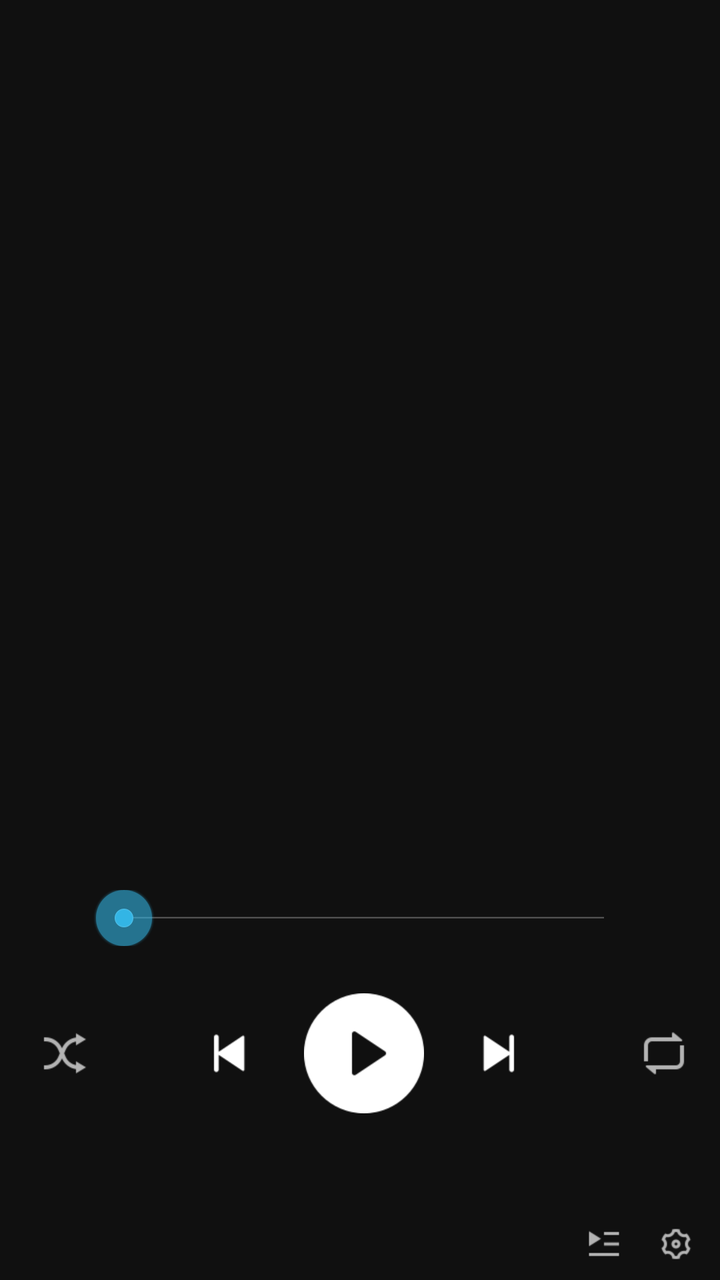
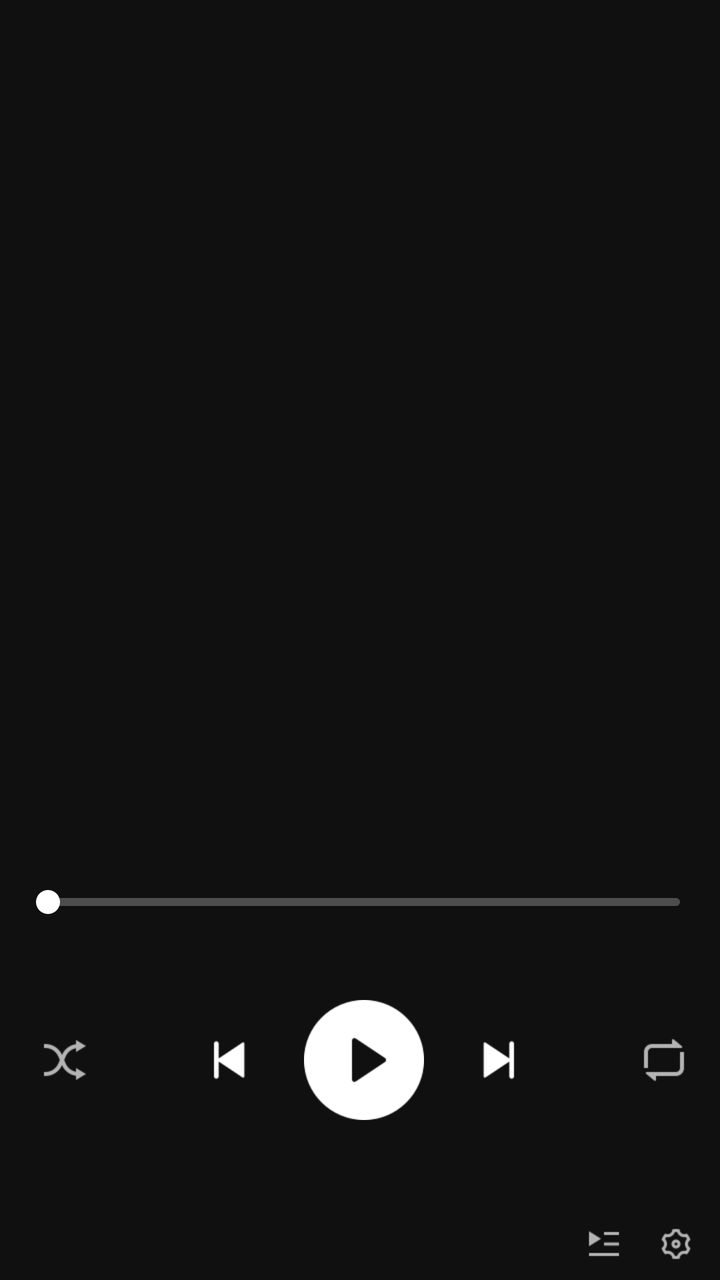

Screens rendered from an Android XML layout before and after an edit, with the pre-edit source and the edit as a unified diff.
<!-- AndroidManifest.xml: application theme android:Theme.Holo.NoActionBar -->
<!-- res/layout/activity_player.xml -->
<?xml version="1.0" encoding="utf-8"?>
<FrameLayout xmlns:android="http://schemas.android.com/apk/res/android"
    android:layout_width="match_parent"
    android:layout_height="match_parent"
    android:background="#ff101010">

    <LinearLayout
        android:id="@+id/player"
        android:layout_width="match_parent"
        android:layout_height="match_parent"
        android:orientation="vertical"
        android:paddingLeft="8dp"
        android:paddingRight="4dp">

        
        <LinearLayout
            android:id="@+id/top_strip"
            android:layout_width="match_parent"
            android:layout_height="20dp"
            android:gravity="center_vertical"
            android:orientation="horizontal"
            android:paddingLeft="4dp"
            android:paddingRight="4dp">

            <TextView
                android:id="@+id/clock"
                android:layout_width="0dp"
                android:layout_height="wrap_content"
                android:layout_weight="1"
                android:singleLine="true"
                android:textColor="#ff8a8a8a"
                android:textSize="12sp" />

            <View
                android:id="@+id/battery_dot"
                android:layout_width="7dp"
                android:layout_height="7dp"
                android:layout_marginRight="5dp" />

            <TextView
                android:id="@+id/battery"
                android:layout_width="wrap_content"
                android:layout_height="wrap_content"
                android:singleLine="true"
                android:textColor="#ff8a8a8a"
                android:textSize="12sp" />
        </LinearLayout>

        <View
            android:layout_width="match_parent"
            android:layout_height="0dp"
            android:layout_weight="1" />

        <ImageView
            android:id="@+id/artwork"
            android:layout_width="240dp"
            android:layout_height="240dp"
            android:layout_gravity="center_horizontal"
            android:contentDescription="@string/artwork"
            android:scaleType="fitXY" />

        <View
            android:layout_width="match_parent"
            android:layout_height="0dp"
            android:layout_weight="3" />

        <TextView
            android:id="@+id/title"
            android:layout_width="match_parent"
            android:layout_height="wrap_content"
            android:ellipsize="marquee"
            android:gravity="center_horizontal"
            android:marqueeRepeatLimit="marquee_forever"
            android:paddingLeft="8dp"
            android:paddingRight="8dp"
            android:singleLine="true"
            android:textColor="#ffffffff"
            android:textSize="18sp" />

        <TextView
            android:id="@+id/subtitle"
            android:layout_width="match_parent"
            android:layout_height="wrap_content"
            android:layout_marginTop="2dp"
            android:ellipsize="end"
            android:gravity="center_horizontal"
            android:paddingLeft="8dp"
            android:paddingRight="8dp"
            android:singleLine="true"
            android:textColor="#ffaaaaaa"
            android:textSize="13sp" />

        <View
            android:layout_width="match_parent"
            android:layout_height="0dp"
            android:layout_weight="2" />

        <LinearLayout
            android:layout_width="match_parent"
            android:layout_height="28dp"
            android:gravity="center_vertical"
            android:orientation="horizontal">

            <TextView
                android:id="@+id/elapsed"
                android:layout_width="38dp"
                android:layout_height="wrap_content"
                android:gravity="right"
                android:textColor="#ffaaaaaa"
                android:textSize="11sp" />

            <SeekBar
                android:id="@+id/seek"
                android:layout_width="0dp"
                android:layout_height="wrap_content"
                android:layout_weight="1"
                android:paddingLeft="12dp"
                android:paddingRight="12dp" />

            <TextView
                android:id="@+id/duration"
                android:layout_width="38dp"
                android:layout_height="wrap_content"
                android:gravity="left"
                android:textColor="#ffaaaaaa"
                android:textSize="11sp" />
        </LinearLayout>

        <View
            android:layout_width="match_parent"
            android:layout_height="0dp"
            android:layout_weight="1" />

        
        <LinearLayout
            android:layout_width="match_parent"
            android:layout_height="60dp"
            android:gravity="center"
            android:orientation="horizontal">

            <ImageButton
                android:id="@+id/shuffle"
                android:layout_width="48dp"
                android:layout_height="56dp"
                android:background="@drawable/btn_round_bg"
                android:contentDescription="@string/shuffle"
                android:scaleType="centerInside"
                android:src="@drawable/ic_shuffle_state" />

            <View
                android:layout_width="0dp"
                android:layout_height="match_parent"
                android:layout_weight="1" />

            <ImageButton
                android:id="@+id/prev"
                android:layout_width="56dp"
                android:layout_height="56dp"
                android:background="@drawable/btn_round_bg"
                android:contentDescription="@string/prev"
                android:scaleType="centerInside"
                android:src="@drawable/ic_prev" />

            <ImageButton
                android:id="@+id/play_pause"
                android:layout_width="60dp"
                android:layout_height="60dp"
                android:layout_marginLeft="10dp"
                android:layout_marginRight="10dp"
                android:background="@null"
                android:contentDescription="@string/play_pause"
                android:scaleType="centerInside"
                android:src="@drawable/ic_play_button" />

            <ImageButton
                android:id="@+id/next"
                android:layout_width="56dp"
                android:layout_height="56dp"
                android:background="@drawable/btn_round_bg"
                android:contentDescription="@string/next"
                android:scaleType="centerInside"
                android:src="@drawable/ic_next" />

            <View
                android:layout_width="0dp"
                android:layout_height="match_parent"
                android:layout_weight="1" />

            <ImageButton
                android:id="@+id/repeat"
                android:layout_width="48dp"
                android:layout_height="56dp"
                android:background="@drawable/btn_round_bg"
                android:contentDescription="@string/repeat"
                android:scaleType="centerInside"
                android:src="@drawable/ic_repeat_levels" />
        </LinearLayout>

        <View
            android:layout_width="match_parent"
            android:layout_height="0dp"
            android:layout_weight="2" />

        
        <View
            android:layout_width="match_parent"
            android:layout_height="36dp" />
    </LinearLayout>

    
    <LinearLayout
        android:id="@+id/queue_panel"
        android:layout_width="match_parent"
        android:layout_height="match_parent"
        android:layout_marginBottom="36dp"
        android:background="@drawable/queue_panel_bg"
        android:clickable="true"
        android:orientation="vertical"
        android:visibility="gone">

        <LinearLayout
            android:id="@+id/queue_header"
            android:layout_width="match_parent"
            android:layout_height="44dp"
            android:gravity="center_vertical"
            android:orientation="horizontal"
            android:paddingLeft="12dp">

            <TextView
                android:layout_width="0dp"
                android:layout_height="wrap_content"
                android:layout_weight="1"
                android:drawableTop="@drawable/queue_handle"
                android:drawablePadding="4dp"
                android:gravity="left"
                android:text="@string/queue_title"
                android:textColor="#ffffffff"
                android:textSize="16sp" />

            <ImageButton
                android:id="@+id/queue_close"
                android:layout_width="44dp"
                android:layout_height="44dp"
                android:background="@drawable/btn_round_bg"
                android:contentDescription="@string/close"
                android:scaleType="centerInside"
                android:src="@drawable/ic_close" />
        </LinearLayout>

        <ListView
            android:id="@+id/queue_list"
            android:layout_width="match_parent"
            android:layout_height="0dp"
            android:layout_weight="1"
            android:divider="#22ffffff"
            android:dividerHeight="1px"
            android:fadingEdge="vertical" />

        <TextView
            android:id="@+id/queue_empty"
            android:layout_width="match_parent"
            android:layout_height="0dp"
            android:layout_weight="1"
            android:gravity="center"
            android:text="@string/queue_empty"
            android:textColor="#ffaaaaaa"
            android:textSize="14sp"
            android:visibility="gone" />
    </LinearLayout>
    
    <LinearLayout
        android:layout_width="match_parent"
        android:layout_height="36dp"
        android:layout_gravity="bottom"
        android:background="#ff101010"
        android:gravity="center_vertical"
        android:orientation="horizontal"
        android:paddingLeft="8dp"
        android:paddingRight="4dp">

        <TextView
            android:id="@+id/status"
            android:layout_width="0dp"
            android:layout_height="match_parent"
            android:layout_weight="1"
            android:background="?android:attr/selectableItemBackground"
            android:ellipsize="end"
            android:gravity="center_vertical"
            android:singleLine="true"
            android:textColor="#ff5fa8c8"
            android:textSize="12sp" />

        <ImageButton
            android:id="@+id/queue_button"
            android:layout_width="36dp"
            android:layout_height="36dp"
            android:background="@drawable/btn_round_bg"
            android:contentDescription="@string/queue"
            android:scaleType="center"
            android:src="@drawable/ic_queue" />

        <ImageButton
            android:id="@+id/settings"
            android:layout_width="36dp"
            android:layout_height="36dp"
            android:background="@drawable/btn_round_bg"
            android:contentDescription="@string/settings"
            android:scaleType="center"
            android:src="@drawable/ic_settings" />
    </LinearLayout>
</FrameLayout>
<!-- resources referenced by this layout -->
<resources>
  <!-- drawable btn_round_bg (drawable) -->
  <?xml version="1.0" encoding="utf-8"?>
  <selector xmlns:android="http://schemas.android.com/apk/res/android" android:exitFadeDuration="150">
      <item android:state_pressed="true">
          <shape android:shape="oval">
              <solid android:color="#26ffffff" />
          </shape>
      </item>
      <item android:drawable="@android:color/transparent" />
  </selector>
  <!-- drawable ic_play_button (drawable) -->
  <?xml version="1.0" encoding="utf-8"?>
  <selector xmlns:android="http://schemas.android.com/apk/res/android">
      <item android:drawable="@drawable/ic_play_circle_pressed" android:state_pressed="true" />
      <item android:drawable="@drawable/ic_play_circle" />
  </selector>
  <!-- drawable ic_prev: png bitmap (drawable-hdpi, 356 bytes) -->
  <!-- drawable ic_repeat_levels (drawable) -->
  <?xml version="1.0" encoding="utf-8"?>
  <level-list xmlns:android="http://schemas.android.com/apk/res/android">
      <item android:drawable="@drawable/ic_repeat_off" android:maxLevel="0" />
      <item android:drawable="@drawable/ic_repeat_on" android:maxLevel="1" />
      <item android:drawable="@drawable/ic_repeat_one_on" android:maxLevel="2" />
  </level-list>
  <!-- drawable ic_shuffle_state (drawable) -->
  <?xml version="1.0" encoding="utf-8"?>
  <selector xmlns:android="http://schemas.android.com/apk/res/android">
      <item android:drawable="@drawable/ic_shuffle_on" android:state_activated="true" />
      <item android:drawable="@drawable/ic_shuffle_off" />
  </selector>
  <!-- drawable queue_handle (drawable) -->
  <?xml version="1.0" encoding="utf-8"?>
  <shape xmlns:android="http://schemas.android.com/apk/res/android" android:shape="rectangle">
      <solid android:color="#66ffffff" />
      <corners android:radius="2dp" />
      <size android:width="32dp" android:height="4dp" />
  </shape>
  <!-- drawable queue_panel_bg (drawable) -->
  <?xml version="1.0" encoding="utf-8"?>
  <shape xmlns:android="http://schemas.android.com/apk/res/android" android:shape="rectangle">
      <solid android:color="#ff1c1c1c" />
      <corners android:topLeftRadius="8dp" android:topRightRadius="8dp" />
  </shape>
  <string name="artwork">アートワーク</string>
  <string name="close">閉じる</string>
  <string name="next">次の曲</string>
  <string name="play_pause">再生/一時停止</string>
  <string name="prev">前の曲</string>
  <string name="queue">キュー</string>
  <string name="queue_empty">キューは空です</string>
  <string name="queue_title">次に再生</string>
  <string name="repeat">リピート</string>
  <string name="settings">設定</string>
  <string name="shuffle">シャッフル</string>
  <!-- unchanged entries left out for length: 11 -->
</resources>

<!-- the commit's change to res/layout/activity_player.xml (unified diff, before → after) -->
@@ -95,34 +95,45 @@
             android:layout_height="0dp"
             android:layout_weight="2" />
 
+        
+        <SeekBar
+            android:id="@+id/seek"
+            android:layout_width="match_parent"
+            android:layout_height="32dp"
+            android:maxHeight="4dp"
+            android:minHeight="4dp"
+            android:paddingBottom="8dp"
+            android:paddingLeft="8dp"
+            android:paddingRight="8dp"
+            android:paddingTop="8dp"
+            android:progressDrawable="@drawable/seek_track"
+            android:thumb="@drawable/seek_thumb"
+            android:thumbOffset="8dp" />
+
         <LinearLayout
             android:layout_width="match_parent"
-            android:layout_height="28dp"
-            android:gravity="center_vertical"
-            android:orientation="horizontal">
+            android:layout_height="wrap_content"
+            android:layout_marginTop="-4dp"
+            android:orientation="horizontal"
+            android:paddingLeft="8dp"
+            android:paddingRight="8dp">
 
             <TextView
                 android:id="@+id/elapsed"
-                android:layout_width="38dp"
-                android:layout_height="wrap_content"
+                android:layout_width="0dp"
+                android:layout_height="wrap_content"
+                android:layout_weight="1"
+                android:gravity="left"
+                android:textColor="#ffb3b3b3"
+                android:textSize="11sp" />
+
+            <TextView
+                android:id="@+id/duration"
+                android:layout_width="0dp"
+                android:layout_height="wrap_content"
+                android:layout_weight="1"
                 android:gravity="right"
-                android:textColor="#ffaaaaaa"
-                android:textSize="11sp" />
-
-            <SeekBar
-                android:id="@+id/seek"
-                android:layout_width="0dp"
-                android:layout_height="wrap_content"
-                android:layout_weight="1"
-                android:paddingLeft="12dp"
-                android:paddingRight="12dp" />
-
-            <TextView
-                android:id="@+id/duration"
-                android:layout_width="38dp"
-                android:layout_height="wrap_content"
-                android:gravity="left"
-                android:textColor="#ffaaaaaa"
+                android:textColor="#ffb3b3b3"
                 android:textSize="11sp" />
         </LinearLayout>
 
<!-- resource entries referenced after the edit -->
@@ -43,6 +43,44 @@
       <solid android:color="#ff1c1c1c" />
       <corners android:topLeftRadius="8dp" android:topRightRadius="8dp" />
   </shape>
+  <!-- drawable seek_thumb (drawable) -->
+  <?xml version="1.0" encoding="utf-8"?>
+  <selector xmlns:android="http://schemas.android.com/apk/res/android">
+      <item android:state_pressed="true">
+          <shape android:shape="oval">
+              <size android:width="16dp" android:height="16dp" />
+              <solid android:color="#ffffffff" />
+          </shape>
+      </item>
+      <item>
+          <layer-list>
+              <item android:bottom="2dp" android:left="2dp" android:right="2dp" android:top="2dp">
+                  <shape android:shape="oval">
+                      <size android:width="12dp" android:height="12dp" />
+                      <solid android:color="#ffffffff" />
+                  </shape>
+              </item>
+          </layer-list>
+      </item>
+  </selector>
+  <!-- drawable seek_track (drawable) -->
+  <?xml version="1.0" encoding="utf-8"?>
+  <layer-list xmlns:android="http://schemas.android.com/apk/res/android">
+      <item android:id="@android:id/background">
+          <shape android:shape="rectangle">
+              <corners android:radius="2dp" />
+              <solid android:color="#ff4d4d4d" />
+          </shape>
+      </item>
+      <item android:id="@android:id/progress">
+          <clip>
+              <shape android:shape="rectangle">
+                  <corners android:radius="2dp" />
+                  <solid android:color="#ffffffff" />
+              </shape>
+          </clip>
+      </item>
+  </layer-list>
   <string name="artwork">アートワーク</string>
   <string name="close">閉じる</string>
   <string name="next">次の曲</string>
